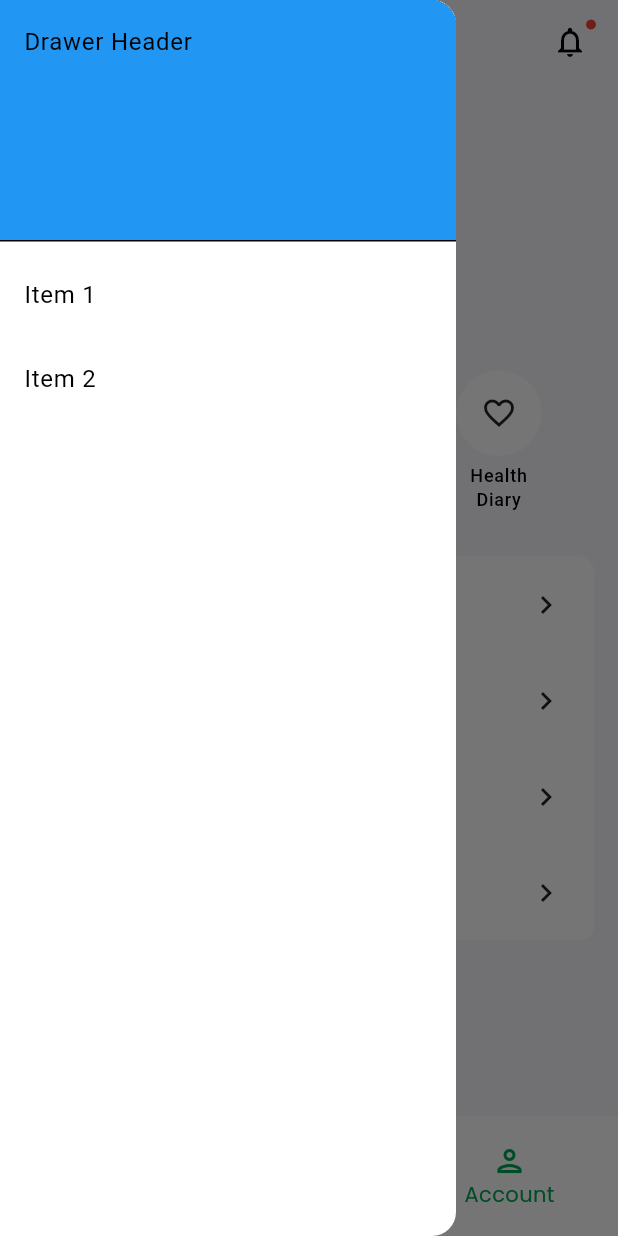
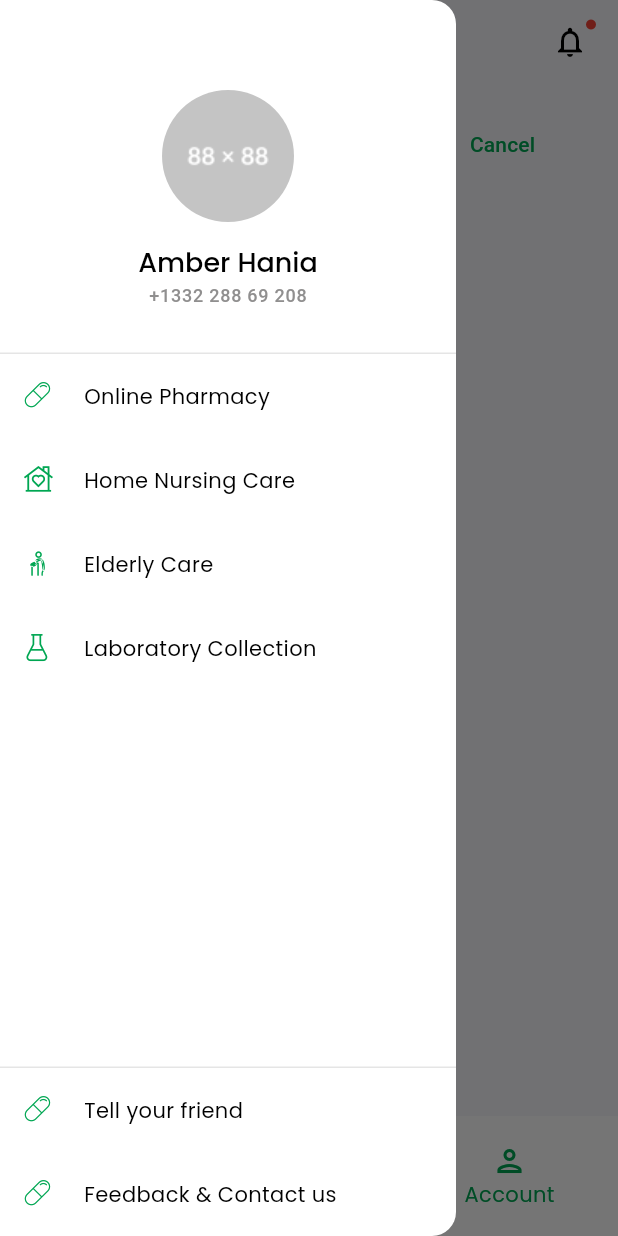
Before and after one commit to nidal1/pharmacy_app, a Flutter app: the MainScreen screen opened by its route, with the side drawer open, on a phone screen of 412 x 824 dp. Run offline on Flutter 3.47's test engine with Material 3 defaults, Android fonts, the phone set to English and light mode, and no system bars; our stand-ins replace google_fonts, shared_preferences; accounts and stored records are empty.

Commit message:
drawer and search screen completed

```diff
--- a/lib/commons/fonts/my_flutter_app_icons.dart
+++ b/lib/commons/fonts/my_flutter_app_icons.dart
@@ -29,4 +29,10 @@ class CustomFonts {
       IconData(0xe802, fontFamily: _kFontFam, fontPackage: _kFontPkg);
   static const IconData dolar =
       IconData(0xe803, fontFamily: _kFontFam, fontPackage: _kFontPkg);
+  static const IconData home_care =
+      IconData(0xe804, fontFamily: _kFontFam, fontPackage: _kFontPkg);
+  static const IconData laboratory =
+      IconData(0xe805, fontFamily: _kFontFam, fontPackage: _kFontPkg);
+  static const IconData old_man =
+      IconData(0xe807, fontFamily: _kFontFam, fontPackage: _kFontPkg);
 }
--- a/lib/commons/search_input.dart
+++ b/lib/commons/search_input.dart
@@ -1,12 +1,14 @@
 import 'package:flutter/material.dart';
 
 class SearchInput extends StatelessWidget {
-  const SearchInput({
+  SearchInput({
     super.key,
     required this.showButton,
+    this.actionButtonText = "Action",
   });
 
   final bool showButton;
+  final String? actionButtonText;
 
   @override
   Widget build(BuildContext context) {
@@ -23,7 +25,7 @@ class SearchInput extends StatelessWidget {
               onPressed: () {
                 // Add your button action here
               },
-              child: const Text('Action'),
+              child: Text(actionButtonText!),
             ),
           ],
         ],
--- a/lib/features/account/screen/account_screen.dart
+++ b/lib/features/account/screen/account_screen.dart
@@ -1,7 +1,7 @@
 import 'package:flutter/material.dart';
 import 'package:pharmacy_app/commons/fonts/my_flutter_app_icons.dart';
 import 'package:pharmacy_app/commons/text_title_large.dart';
-import 'package:pharmacy_app/features/account/components/account_profile_details.dart';
+import 'package:pharmacy_app/commons/account_profile_details.dart';
 import 'package:pharmacy_app/features/account/components/profile_saved_item.dart';
 
 class AccountScreen extends StatelessWidget {
--- a/lib/features/home/component/home_drawer.dart
+++ b/lib/features/home/component/home_drawer.dart
@@ -1,4 +1,8 @@
 import 'package:flutter/material.dart';
+import 'package:flutter/widgets.dart';
+import 'package:pharmacy_app/commons/account_profile_details.dart';
+import 'package:pharmacy_app/commons/fonts/my_flutter_app_icons.dart';
+import 'package:pharmacy_app/commons/text_body_medium.dart';
 
 class HomeDrawer extends StatelessWidget {
   const HomeDrawer({Key? key}) : super(key: key);
@@ -9,32 +13,107 @@ class HomeDrawer extends StatelessWidget {
       // Add a ListView to the drawer. This ensures the user can scroll
       // through the options in the drawer if there isn't enough vertical
       // space to fit everything.
-      child: ListView(
+      child: Column(
         // Important: Remove any padding from the ListView.
-        padding: EdgeInsets.zero,
         children: [
-          const DrawerHeader(
-            decoration: BoxDecoration(
-              color: Colors.blue,
+          // AccountProfileDetails
+          Container(
+            width: MediaQuery.of(context).size.width,
+            padding: const EdgeInsets.only(
+              top: 60.0,
+              bottom: 30,
             ),
-            child: Text('Drawer Header'),
+            decoration: const BoxDecoration(
+              border: Border(
+                bottom: BorderSide(color: Color(0xffE5E5E5)),
+              ),
+            ),
+            child: const AccountProfileDetails(),
           ),
-          ListTile(
-            title: const Text('Item 1'),
-            onTap: () {
-              // Update the state of the app.
-              // ...
-            },
-          ),
-          ListTile(
-            title: const Text('Item 2'),
-            onTap: () {
-              // Update the state of the app.
-              // ...
-            },
+
+          Expanded(
+            child: Column(
+              mainAxisAlignment: MainAxisAlignment.spaceBetween,
+              children: [
+                // DrawerItems
+
+                Expanded(
+                  child: ListView(children: const [
+                    Column(
+                      children: [
+                        _DrawerItem(
+                          iconData: CustomFonts.pill,
+                          title: "Online Pharmacy",
+                        ),
+                        _DrawerItem(
+                          iconData: CustomFonts.home_care,
+                          title: "Home Nursing Care",
+                        ),
+                        _DrawerItem(
+                          iconData: CustomFonts.old_man,
+                          title: "Elderly Care",
+                        ),
+                        _DrawerItem(
+                          iconData: CustomFonts.laboratory,
+                          title: "Laboratory Collection",
+                        ),
+                      ],
+                    ),
+                  ]),
+                ),
+
+                // BottomItems
+                Container(
+                  decoration: const BoxDecoration(
+                      border:
+                          Border(top: BorderSide(color: Color(0xffE5E5E5)))),
+                  child: const Column(
+                    children: [
+                      _DrawerItem(
+                        iconData: CustomFonts.pill,
+                        title: "Tell your friend",
+                      ),
+                      _DrawerItem(
+                        iconData: CustomFonts.pill,
+                        title: "Feedback & Contact us",
+                      ),
+                    ],
+                  ),
+                ),
+              ],
+            ),
           ),
         ],
       ),
     );
   }
 }
+
+class _DrawerItem extends StatelessWidget {
+  final IconData iconData;
+  final String title;
+
+  const _DrawerItem({
+    super.key,
+    required this.iconData,
+    required this.title,
+  });
+
+  @override
+  Widget build(BuildContext context) {
+    return ListTile(
+      leading: Icon(
+        iconData,
+        size: 18,
+        color: Theme.of(context).colorScheme.primary,
+      ),
+      title: TextBodyMedium(
+        text: title,
+      ),
+      onTap: () {
+        // Update the state of the app.
+        // ...
+      },
+    );
+  }
+}
--- a/lib/features/main/screen/main_screen.dart
+++ b/lib/features/main/screen/main_screen.dart
@@ -4,6 +4,7 @@ import 'package:pharmacy_app/features/account/screen/account_screen.dart';
 import 'package:pharmacy_app/features/home/component/home_drawer.dart';
 import 'package:pharmacy_app/features/home/component/bottom_navigation.dart';
 import 'package:pharmacy_app/features/home/screen/home_screen.dart';
+import 'package:pharmacy_app/features/search/screen/search_screen.dart';
 
 class MainScreen extends StatefulWidget {
   const MainScreen({super.key});
@@ -33,7 +34,8 @@ class _MainScreenState extends State<MainScreen> {
     return Scaffold(
       appBar: const MainAppBar(),
       drawer: const HomeDrawer(),
-      body: pages[selectedIndex],
+      // body: pages[selectedIndex],
+      body: const SearchScreen(),
       bottomNavigationBar: BottomNavigation(
         selectedIndex: selectedIndex,
         updateSelectedIndex: updateSelectedIndex,
--- /dev/null
+++ b/lib/features/search/screen/search_screen.dart
@@ -0,0 +1,76 @@
+import 'package:flutter/material.dart';
+import 'package:pharmacy_app/commons/search_input.dart';
+import 'package:pharmacy_app/commons/text_body_medium.dart';
+
+class SearchScreen extends StatelessWidget {
+  final bool showButton = true;
+  const SearchScreen({super.key});
+
+  @override
+  Widget build(BuildContext context) {
+    return Center(
+      child: Padding(
+        padding: const EdgeInsets.all(16.0),
+        child: SizedBox(
+          width: 382,
+          child: Column(
+            children: [
+              SearchInput(
+                showButton: showButton,
+                actionButtonText: 'Cancel',
+              ),
+              const SizedBox(height: 20),
+              Expanded(
+                child: ListView(
+                  children: const [
+                    Column(
+                      children: [
+                        SearchItem(
+                          name: "Pharmacy Sidi Hssayen",
+                        ),
+                        SearchItem(
+                          name: "Dr. Nidal Tou",
+                        ),
+                        SearchItem(
+                          name: "Aspirin",
+                        ),
+                        SearchItem(
+                          name: "Dr. Khadija Ass",
+                        ),
+                      ],
+                    ),
+                  ],
+                ),
+              ),
+            ],
+          ),
+        ),
+      ),
+    );
+    ;
+  }
+}
+
+class SearchItem extends StatelessWidget {
+  final String name;
+  const SearchItem({
+    super.key,
+    required this.name,
+  });
+
+  @override
+  Widget build(BuildContext context) {
+    return Container(
+      padding: const EdgeInsets.symmetric(horizontal: 25, vertical: 7),
+      child: Row(
+        children: [
+          const Icon(Icons.search),
+          const SizedBox(
+            width: 5,
+          ),
+          TextBodyMedium(text: name)
+        ],
+      ),
+    );
+  }
+}
```
Also changed, not shown: lib/assets/fonts/MyFlutterApp.ttf, lib/commons/account_profile_details.dart (renamed from lib/features/account/components/account_profile_details.dart), pubspec.lock.
